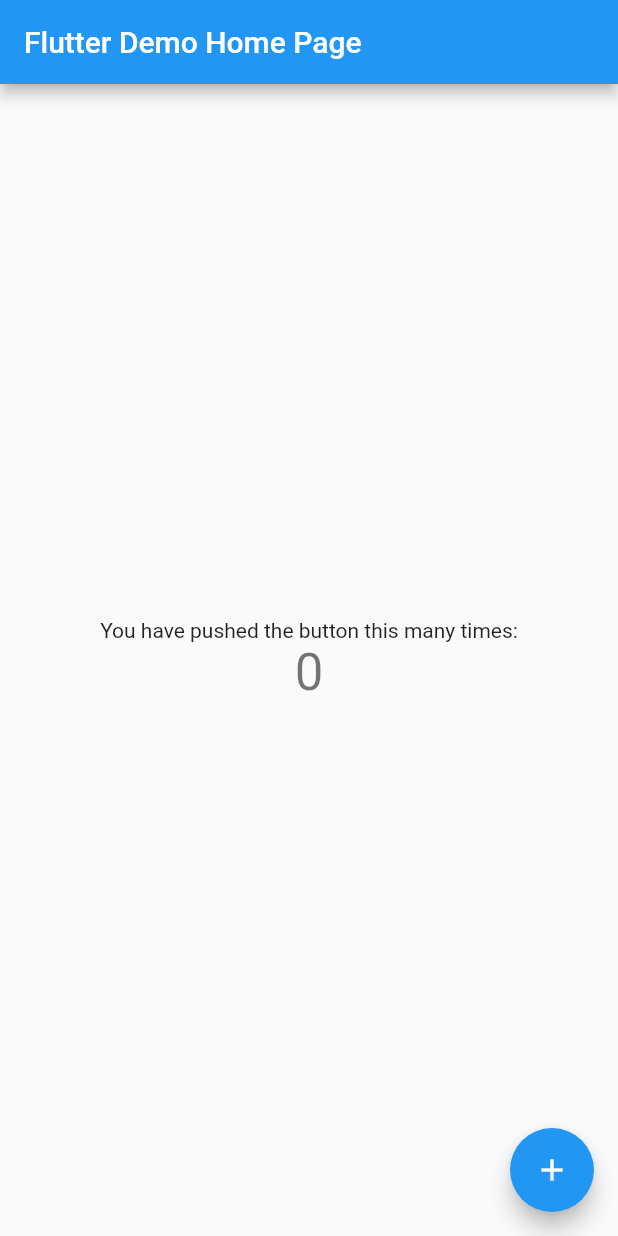
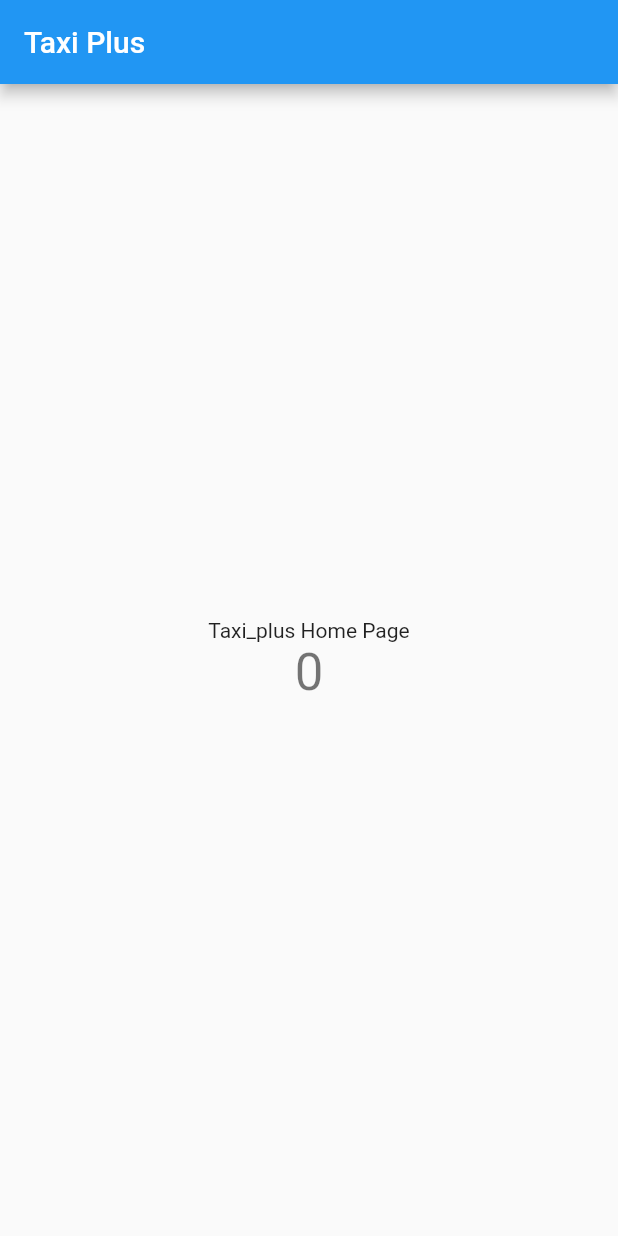
Before and after one commit to Taxi-plus-SL/taxi-plus-frontend, a Flutter app: the screen it shows after launch, on a phone screen of 412 x 824 dp. Run offline on Flutter 3.47's test engine with Material 2 defaults, Android fonts, the phone set to English and light mode, and no system bars.

Commit message:
folder structure

```diff
--- /dev/null
+++ b/taxiplus/lib/Screens/home_page.dart
@@ -0,0 +1,43 @@
+import 'package:flutter/material.dart';
+
+class MyHomePage extends StatefulWidget {
+  const MyHomePage({Key? key, required this.title}) : super(key: key);
+
+  final String title;
+
+  @override
+  State<MyHomePage> createState() => _MyHomePageState();
+}
+
+class _MyHomePageState extends State<MyHomePage> {
+  int _counter = 0;
+
+  void _incrementCounter() {
+    setState(() {
+      _counter++;
+    });
+  }
+
+  @override
+  Widget build(BuildContext context) {
+    return Scaffold(
+      appBar: AppBar(
+        title: Text(widget.title),
+      ),
+      body: Center(
+        child: Column(
+          mainAxisAlignment: MainAxisAlignment.center,
+          children: <Widget>[
+            const Text(
+              'Taxi_plus Home Page',
+            ),
+            Text(
+              '$_counter',
+              style: Theme.of(context).textTheme.headline4,
+            ),
+          ],
+        ),
+      ),
+    );
+  }
+}
--- a/taxiplus/lib/main.dart
+++ b/taxiplus/lib/main.dart
@@ -1,4 +1,5 @@
 import 'package:flutter/material.dart';
+import 'Screens/home_page.dart';
 
 void main() {
   runApp(const MyApp());
@@ -13,103 +14,9 @@
     return MaterialApp(
       title: 'Flutter Demo',
       theme: ThemeData(
-        // This is the theme of your application.
-        //
-        // Try running your application with "flutter run". You'll see the
-        // application has a blue toolbar. Then, without quitting the app, try
-        // changing the primarySwatch below to Colors.green and then invoke
-        // "hot reload" (press "r" in the console where you ran "flutter run",
-        // or simply save your changes to "hot reload" in a Flutter IDE).
-        // Notice that the counter didn't reset back to zero; the application
-        // is not restarted.
         primarySwatch: Colors.blue,
       ),
-      home: const MyHomePage(title: 'Flutter Demo Home Page'),
+      home: const MyHomePage(title: 'Taxi Plus'),
     );
   }
 }
-
-class MyHomePage extends StatefulWidget {
-  const MyHomePage({Key? key, required this.title}) : super(key: key);
-
-  // This widget is the home page of your application. It is stateful, meaning
-  // that it has a State object (defined below) that contains fields that affect
-  // how it looks.
-
-  // This class is the configuration for the state. It holds the values (in this
-  // case the title) provided by the parent (in this case the App widget) and
-  // used by the build method of the State. Fields in a Widget subclass are
-  // always marked "final".
-
-  final String title;
-
-  @override
-  State<MyHomePage> createState() => _MyHomePageState();
-}
-
-class _MyHomePageState extends State<MyHomePage> {
-  int _counter = 0;
-
-  void _incrementCounter() {
-    setState(() {
-      // This call to setState tells the Flutter framework that something has
-      // changed in this State, which causes it to rerun the build method below
-      // so that the display can reflect the updated values. If we changed
-      // _counter without calling setState(), then the build method would not be
-      // called again, and so nothing would appear to happen.
-      _counter++;
-    });
-  }
-
-  @override
-  Widget build(BuildContext context) {
-    // This method is rerun every time setState is called, for instance as done
-    // by the _incrementCounter method above.
-    //
-    // The Flutter framework has been optimized to make rerunning build methods
-    // fast, so that you can just rebuild anything that needs updating rather
-    // than having to individually change instances of widgets.
-    return Scaffold(
-      appBar: AppBar(
-        // Here we take the value from the MyHomePage object that was created by
-        // the App.build method, and use it to set our appbar title.
-        title: Text(widget.title),
-      ),
-      body: Center(
-        // Center is a layout widget. It takes a single child and positions it
-        // in the middle of the parent.
-        child: Column(
-          // Column is also a layout widget. It takes a list of children and
-          // arranges them vertically. By default, it sizes itself to fit its
-          // children horizontally, and tries to be as tall as its parent.
-          //
-          // Invoke "debug painting" (press "p" in the console, choose the
-          // "Toggle Debug Paint" action from the Flutter Inspector in Android
-          // Studio, or the "Toggle Debug Paint" command in Visual Studio Code)
-          // to see the wireframe for each widget.
-          //
-          // Column has various properties to control how it sizes itself and
-          // how it positions its children. Here we use mainAxisAlignment to
-          // center the children vertically; the main axis here is the vertical
-          // axis because Columns are vertical (the cross axis would be
-          // horizontal).
-          mainAxisAlignment: MainAxisAlignment.center,
-          children: <Widget>[
-            const Text(
-              'You have pushed the button this many times:',
-            ),
-            Text(
-              '$_counter',
-              style: Theme.of(context).textTheme.headline4,
-            ),
-          ],
-        ),
-      ),
-      floatingActionButton: FloatingActionButton(
-        onPressed: _incrementCounter,
-        tooltip: 'Increment',
-        child: const Icon(Icons.add),
-      ), // This trailing comma makes auto-formatting nicer for build methods.
-    );
-  }
-}
```
